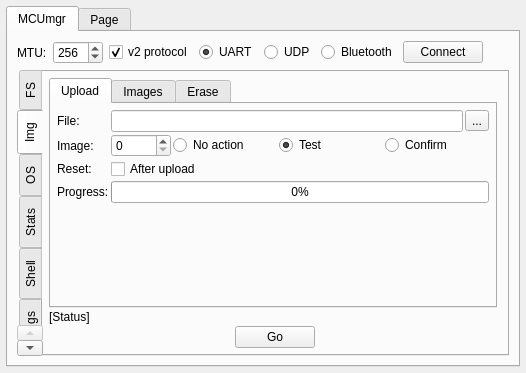
Before: the Qt Designer form plugins/mcumgr/form.ui in thedjnK/AuTerm, drawn with Qt 5.
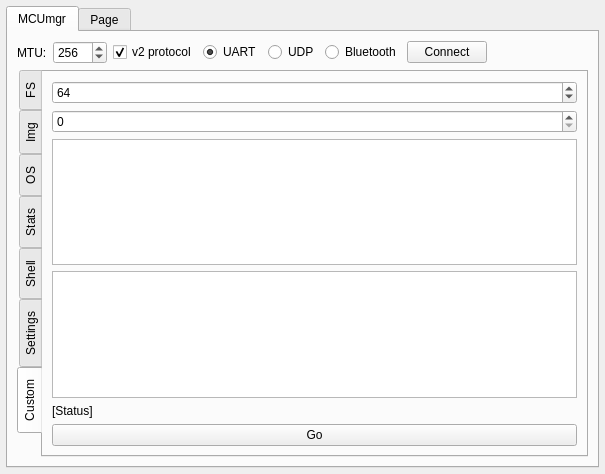
After: the same form once the commit is applied. Custom widgets are drawn as their Qt base class.

```diff
--- a/plugins/mcumgr/form.ui
+++ b/plugins/mcumgr/form.ui
@@ -6,8 +6,8 @@
    <rect>
     <x>0</x>
     <y>0</y>
-    <width>526</width>
-    <height>373</height>
+    <width>605</width>
+    <height>474</height>
    </rect>
   </property>
   <property name="windowTitle">
@@ -129,7 +129,7 @@
           <enum>QTabWidget::West</enum>
          </property>
          <property name="currentIndex">
-          <number>1</number>
+          <number>6</number>
          </property>
          <widget class="QWidget" name="tab_FS">
           <attribute name="title">
@@ -1793,6 +1793,43 @@
            </item>
           </layout>
          </widget>
+         <widget class="QWidget" name="tab_Custom">
+          <attribute name="title">
+           <string>Custom</string>
+          </attribute>
+          <layout class="QGridLayout" name="gridLayout_17">
+           <item row="0" column="0">
+            <widget class="QSpinBox" name="spinBox_Custom_Group">
+             <property name="value">
+              <number>64</number>
+             </property>
+            </widget>
+           </item>
+           <item row="5" column="0">
+            <widget class="QPushButton" name="btn_Custom_Go">
+             <property name="text">
+              <string>Go</string>
+             </property>
+            </widget>
+           </item>
+           <item row="3" column="0">
+            <widget class="QPlainTextEdit" name="edit_Custom_Response"/>
+           </item>
+           <item row="2" column="0">
+            <widget class="QPlainTextEdit" name="edit_Custom_Request"/>
+           </item>
+           <item row="1" column="0">
+            <widget class="QSpinBox" name="spinBox_Custom_Command"/>
+           </item>
+           <item row="4" column="0">
+            <widget class="QLabel" name="lbl_Custom_Status">
+             <property name="text">
+              <string>[Status]</string>
+             </property>
+            </widget>
+           </item>
+          </layout>
+         </widget>
         </widget>
        </item>
       </layout>
```
